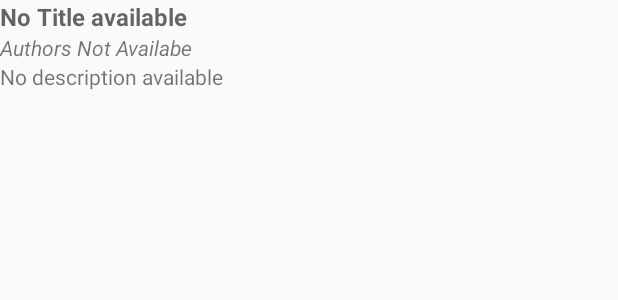
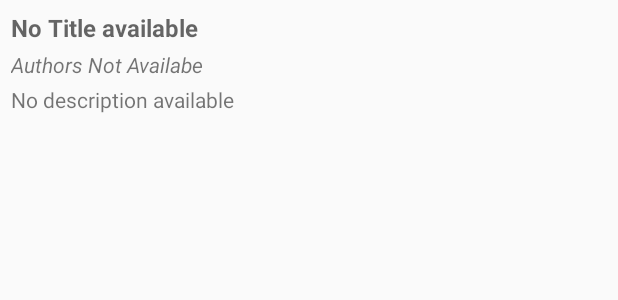
Before and after one commit to Apoorv1180/UdacityBasic, an Android app: the layout items.xml on its own in the app's theme, with its tools: preview values and no code run, on a phone screen of 412 x 824 dp. Shown: the top 300 px of the screen. Run offline under Robolectric (Android 15) with nearby library versions, the phone set to English and light mode, and no system bars.

Commit message:
Project BookListing App- required review changes

```diff
--- a/ProjectSeven/app/src/main/java/com/example/android/projectseven/Book.java
+++ b/ProjectSeven/app/src/main/java/com/example/android/projectseven/Book.java
@@ -4,7 +4,7 @@ package com.example.android.projectseven;
 public class Book {
 
     /**
-     * Title of the earthquake event
+     * Title of the Book event
      */
     public final String title;
     public final String[] author;
--- a/ProjectSeven/app/src/main/java/com/example/android/projectseven/QueryUtils.java
+++ b/ProjectSeven/app/src/main/java/com/example/android/projectseven/QueryUtils.java
@@ -55,10 +55,10 @@ public final class QueryUtils {
             Log.e(LOG_TAG, "Problem making the HTTP request.", e);
         }
 
-        // Extract relevant fields from the JSON response and create a list of {@link Earthquake}s
+        // Extract relevant fields from the JSON response and create a list of {@link Book}s
             List<Book> books = extractFeatureFromJson(jsonResponse);
 
-        // Return the list of {@link Earthquake}s
+        // Return the list of {@link Book}s
         return books;
     }
 
@@ -105,7 +105,7 @@ public final class QueryUtils {
                 Log.e(LOG_TAG, "Error response code: " + urlConnection.getResponseCode());
             }
         } catch (IOException e) {
-            Log.e(LOG_TAG, "Problem retrieving the earthquake JSON results.", e);
+            Log.e(LOG_TAG, "Problem retrieving the book  JSON results.", e);
         } finally {
             if (urlConnection != null) {
                 urlConnection.disconnect();
--- a/ProjectSeven/app/src/main/res/layout/activity_main.xml
+++ b/ProjectSeven/app/src/main/res/layout/activity_main.xml
@@ -1,6 +1,7 @@
 <RelativeLayout xmlns:android="http://schemas.android.com/apk/res/android"
     android:layout_width="match_parent"
-    android:layout_height="match_parent">
+    android:layout_height="match_parent"
+    android:layout_margin="2dp">
 
     <EditText
         android:id="@+id/searchKeyword"
@@ -20,8 +21,7 @@
         android:layout_width="match_parent"
         android:layout_height="match_parent"
         android:layout_below="@+id/search_button"
-        android:orientation="vertical"
-        />
+        android:orientation="vertical" />
 
     <TextView
         android:id="@+id/empty_view"
--- a/ProjectSeven/app/src/main/res/layout/items.xml
+++ b/ProjectSeven/app/src/main/res/layout/items.xml
@@ -2,20 +2,23 @@
 <LinearLayout xmlns:android="http://schemas.android.com/apk/res/android"
     android:layout_width="match_parent"
     android:layout_height="wrap_content"
+    android:layout_margin="5dp"
     android:orientation="vertical">
 
     <TextView
         android:id="@+id/book_title"
         android:layout_width="wrap_content"
         android:layout_height="wrap_content"
+        android:layout_margin="2dp"
+        android:hint="@string/noTitle"
         android:textSize="16sp"
-        android:hint="@string/noTitle"
         android:textStyle="bold" />
 
     <TextView
         android:id="@+id/book_authors"
         android:layout_width="wrap_content"
         android:layout_height="wrap_content"
+        android:layout_margin="2dp"
         android:text="@string/noAuthor"
         android:textStyle="italic" />
 
@@ -23,7 +26,8 @@
         android:id="@+id/book_description"
         android:layout_width="wrap_content"
         android:layout_height="wrap_content"
-        android:text="@string/noDescription"
-        android:maxLines="2" />
+        android:layout_margin="2dp"
+        android:maxLines="2"
+        android:text="@string/noDescription" />
 
 </LinearLayout>
--- a/ProjectSeven/app/src/main/res/values/strings.xml
+++ b/ProjectSeven/app/src/main/res/values/strings.xml
@@ -4,7 +4,7 @@
     <string name="search">Search</string>
     <string name="searchProcedure">Enter right keyword to search</string>
     <string name="no_internet">No Internet Connectivity.</string>
-    <string name="no_results_found">No Results Found</string>
+    <string name="no_results_found">No Results Found.Please enter a valid keyword eg:java</string>
     <string name="noTitle">No Title available</string>
     <string name="noAuthor">Authors Not Availabe</string>
     <string name="noDescription">No description available</string>
```
